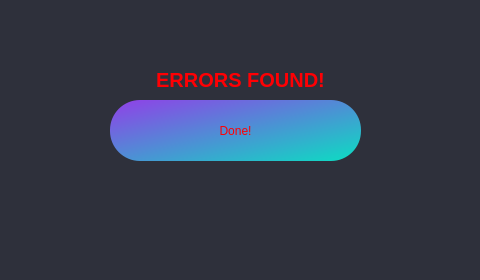
Qt form src/mainwindow.ui (nicmorais/AlphaCopyCpp) before a commit.
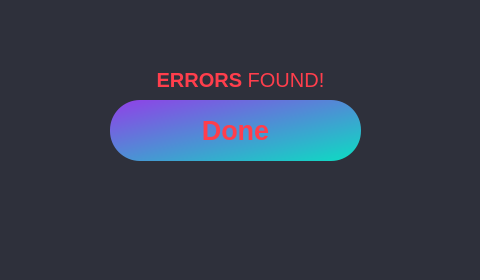
The same form after that commit. The open tabs and pages were chosen to show the change. Icons and pictures are not drawn.

What changed in the file:
```diff
--- a/src/mainwindow.ui
+++ b/src/mainwindow.ui
@@ -613,10 +613,16 @@
           <height>61</height>
          </rect>
         </property>
+        <property name="font">
+         <font>
+          <pointsize>20</pointsize>
+          <bold>true</bold>
+         </font>
+        </property>
         <property name="styleSheet">
          <string notr="true">QPushButton {
     background-color: qlineargradient(spread:pad, x1:0, y1:0, x2:1, y2:1, stop:0 rgba(0, 0, 0, 255), stop:0.0138249 rgba(0, 0, 0, 255), stop:0.0184332 rgba(143, 66, 231, 255), stop:0.976959 rgba(14, 218, 195, 255), stop:1 rgba(255, 255, 255, 255));
-	color: rgb(255, 0, 4);
+	color: rgb(255, 62, 76);
 	border-style: none;
 	border-radius: 30px;
 	text-align: center;
@@ -630,7 +636,7 @@
 }</string>
         </property>
         <property name="text">
-         <string>Done!</string>
+         <string>Done</string>
         </property>
         <property name="shortcut">
          <string>Return</string>
@@ -651,10 +657,10 @@
          </font>
         </property>
         <property name="styleSheet">
-         <string notr="true">color: rgb(255, 0, 4);</string>
+         <string notr="true">color: rgb(255, 62, 76);</string>
         </property>
         <property name="text">
-         <string>&lt;html&gt;&lt;head/&gt;&lt;body&gt;&lt;p&gt;&lt;span style=&quot; font-weight:600;&quot;&gt;ERRORS FOUND!&lt;/span&gt;&lt;/p&gt;&lt;/body&gt;&lt;/html&gt;</string>
+         <string>&lt;strong&gt;ERRORS&lt;/strong&gt; FOUND!</string>
         </property>
         <property name="alignment">
          <set>Qt::AlignCenter</set>
```
Left out of the diff: 69 changed lines with no effect on the pictures.
